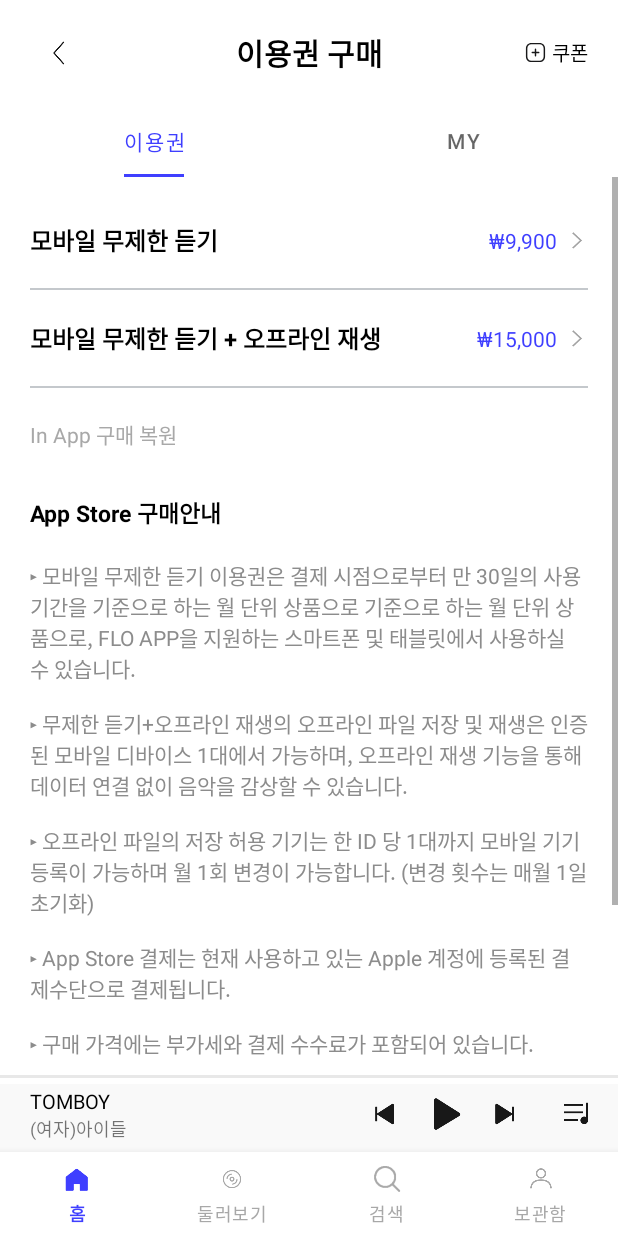
After one commit to joeun-01/flo, an Android app: the fragment VoucherFragment placed in its activity, on a phone screen of 412 x 824 dp. The commit adds this screen. Run offline under Robolectric (Android 15) with nearby library versions, the phone set to English and light mode, and no system bars; our stand-ins replace Room's generated code.

Commit message:
이용권 구매 창 생성

```diff
--- a/app/src/main/java/com/example/flo/ui/main/home/HomeFragment.kt
+++ b/app/src/main/java/com/example/flo/ui/main/home/HomeFragment.kt
@@ -20,6 +20,7 @@
 import com.example.flo.ui.main.MainActivity
 import com.example.flo.ui.main.album.AlbumFragment
 import com.example.flo.ui.main.album.AlbumRVAdapter
+import com.example.flo.ui.main.voucher.VoucherFragment
 import com.google.android.material.tabs.TabLayoutMediator
 import com.google.gson.Gson
 
@@ -46,6 +47,12 @@
         binding = FragmentHomeBinding.inflate(inflater, container, false)
 
         songDB = SongDatabase.getInstance(requireActivity())!!
+
+        // 이용권 구매 창으로 이동
+        binding.homePannelVoucherIv.setOnClickListener {
+            (context as MainActivity).supportFragmentManager.beginTransaction().replace(R.id.main_frm, VoucherFragment())
+            .commitAllowingStateLoss()
+        }
 
         // 배너 ViewPager 어뎁터 연결
         val bannerAdapter = BannerVPAdapter(this)
--- /dev/null
+++ b/app/src/main/java/com/example/flo/ui/main/voucher/VoucherBuyFragment.kt
@@ -0,0 +1,24 @@
+package com.example.flo.ui.main.voucher
+
+import android.os.Bundle
+import android.view.LayoutInflater
+import android.view.View
+import android.view.ViewGroup
+import androidx.fragment.app.Fragment
+import com.example.flo.databinding.FragmentVoucherBuyBinding
+
+class VoucherBuyFragment : Fragment() {
+
+    lateinit var binding : FragmentVoucherBuyBinding
+
+    override fun onCreateView(
+        inflater: LayoutInflater,
+        container: ViewGroup?,
+        savedInstanceState: Bundle?
+    ): View? {
+        binding = com.example.flo.databinding.FragmentVoucherBuyBinding.inflate(inflater, container, false)
+
+        return binding.root
+    }
+
+}
--- /dev/null
+++ b/app/src/main/java/com/example/flo/ui/main/voucher/VoucherFragment.kt
@@ -0,0 +1,43 @@
+package com.example.flo.ui.main.voucher
+
+import android.os.Bundle
+import android.view.LayoutInflater
+import android.view.View
+import android.view.ViewGroup
+import androidx.fragment.app.Fragment
+import com.example.flo.R
+import com.example.flo.databinding.FragmentVoucherBinding
+import com.example.flo.ui.main.home.HomeFragment
+import com.google.android.material.tabs.TabLayoutMediator
+
+class VoucherFragment : Fragment() {
+
+    lateinit var binding : FragmentVoucherBinding
+
+    private var tab = arrayListOf("이용권", "MY")
+
+    override fun onCreateView(
+        inflater: LayoutInflater,
+        container: ViewGroup?,
+        savedInstanceState: Bundle?
+    ): View? {
+        binding = FragmentVoucherBinding.inflate(inflater, container, false)
+
+        binding.voucherBackIv.setOnClickListener {  // 다시 HomeFragment로 돌아감
+            requireActivity().supportFragmentManager.beginTransaction().replace(R.id.main_frm, HomeFragment()).addToBackStack(null).commit()
+        }
+
+        // ViewPager 연결
+        val voucherVPAdapter = VoucherVPAdapter(this)
+        binding.voucherVoucherVp.adapter = voucherVPAdapter
+
+        // ViewPager와 TabLayout 연결
+        TabLayoutMediator(binding.voucherVoucherTb, binding.voucherVoucherVp) {
+            tab, position ->
+            tab.text = this.tab[position]
+        }.attach()
+
+        return binding.root
+    }
+
+}
--- /dev/null
+++ b/app/src/main/java/com/example/flo/ui/main/voucher/VoucherVPAdapter.kt
@@ -0,0 +1,17 @@
+package com.example.flo.ui.main.voucher
+
+import androidx.fragment.app.Fragment
+import androidx.viewpager2.adapter.FragmentStateAdapter
+import com.example.flo.ui.main.locker.SongfileFragment
+
+class VoucherVPAdapter(fragment: Fragment) : FragmentStateAdapter(fragment) {
+
+    override fun getItemCount(): Int = 2
+
+    override fun createFragment(position: Int): Fragment {
+        return when(position){
+            0 -> VoucherBuyFragment()
+            else -> SongfileFragment()
+        }
+    }
+}
--- /dev/null
+++ b/app/src/main/res/drawable/ic_add_square.xml
@@ -0,0 +1,18 @@
+<vector xmlns:android="http://schemas.android.com/apk/res/android"
+    android:width="24dp"
+    android:height="24dp"
+    android:viewportWidth="24"
+    android:viewportHeight="24">
+  <path
+      android:pathData="M12.5284,15.9096C12.3927,16.0454 12.2053,16.1295 11.9981,16.1288C11.5837,16.1288 11.2486,15.7937 11.2486,15.3793V8.6024C11.2486,8.188 11.5837,7.8529 11.9981,7.8529C12.4125,7.8529 12.7476,8.188 12.7476,8.6024V15.3793C12.7483,15.5865 12.6642,15.7739 12.5284,15.9096Z"
+      android:fillColor="#19191A"
+      android:fillType="evenOdd"/>
+  <path
+      android:pathData="M15.9204,12.5219C15.7846,12.6576 15.5972,12.7418 15.39,12.7411L8.6067,12.7404C8.1924,12.7404 7.8572,12.4052 7.8572,11.9908C7.8579,11.5758 8.1931,11.2406 8.6067,11.2413L15.39,11.242C15.8044,11.242 16.1396,11.5772 16.1396,11.9916C16.1403,12.1987 16.0554,12.3868 15.9204,12.5219Z"
+      android:fillColor="#19191A"
+      android:fillType="evenOdd"/>
+  <path
+      android:pathData="M7.665,3.5C5.135,3.5 3.5,5.233 3.5,7.916V16.084C3.5,18.767 5.135,20.5 7.665,20.5H16.333C18.864,20.5 20.5,18.767 20.5,16.084V7.916C20.5,5.233 18.864,3.5 16.334,3.5H7.665ZM16.333,22H7.665C4.276,22 2,19.622 2,16.084V7.916C2,4.378 4.276,2 7.665,2H16.334C19.723,2 22,4.378 22,7.916V16.084C22,19.622 19.723,22 16.333,22Z"
+      android:fillColor="#19191A"
+      android:fillType="evenOdd"/>
+</vector>
--- a/app/src/main/res/layout/activity_login.xml
+++ b/app/src/main/res/layout/activity_login.xml
@@ -291,7 +291,7 @@
             android:id="@+id/login_naver_iv"
             android:layout_width="40dp"
             android:layout_height="40dp"
-            android:src="@drawable/naver_44"
+            android:src="@drawable/ic_naver"
             android:layout_marginEnd="10dp"
             app:layout_constraintHorizontal_chainStyle="packed"
             app:layout_constraintTop_toTopOf="parent"
@@ -303,7 +303,7 @@
             android:id="@+id/login_kakao_iv"
             android:layout_width="40dp"
             android:layout_height="40dp"
-            android:src="@drawable/kakako_44"
+            android:src="@drawable/ic_kakao"
             android:layout_marginEnd="10dp"
             app:layout_constraintTop_toTopOf="parent"
             app:layout_constraintBottom_toBottomOf="parent"
@@ -314,7 +314,7 @@
             android:id="@+id/login_apple_iv"
             android:layout_width="40dp"
             android:layout_height="40dp"
-            android:src="@drawable/apple_44"
+            android:src="@drawable/ic_apple"
             app:layout_constraintTop_toTopOf="parent"
             app:layout_constraintBottom_toBottomOf="parent"
             app:layout_constraintStart_toEndOf="@id/login_kakao_iv"
--- a/app/src/main/res/layout/fragment_home.xml
+++ b/app/src/main/res/layout/fragment_home.xml
@@ -20,7 +20,6 @@
             app:layout_constraintEnd_toEndOf="parent"
             app:layout_constraintTop_toBottomOf="@+id/home_pannel_vp"/>
 
-
         <androidx.viewpager2.widget.ViewPager2
             android:id="@+id/home_pannel_vp"
             android:layout_width="match_parent"
@@ -30,30 +29,41 @@
             app:layout_constraintTop_toTopOf="parent" />
 
         <androidx.appcompat.widget.AppCompatImageView
-            android:id="@+id/home_pannel_btn_nugu_iv"
-            android:layout_width="35dp"
-            android:layout_height="35dp"
-            android:src="@drawable/btn_main_mike"
+            android:id="@+id/home_pannel_voucher_iv"
+            android:layout_width="50dp"
+            android:layout_height="wrap_content"
+            android:adjustViewBounds="true"
+            android:src="@drawable/ic_ticket"
+            android:layout_marginStart="20dp"
             android:layout_marginTop="20dp"
-            android:layout_marginEnd="15dp"
-            app:layout_constraintEnd_toStartOf="@+id/home_pannel_btn_ticket_iv"
+            app:layout_constraintStart_toStartOf="parent"
             app:layout_constraintTop_toTopOf="parent"/>
 
         <androidx.appcompat.widget.AppCompatImageView
-            android:id="@+id/home_pannel_btn_ticket_iv"
+            android:id="@+id/home_pannel_mike_iv"
             android:layout_width="35dp"
             android:layout_height="35dp"
-            android:src="@drawable/btn_main_ticket"
+            android:src="@drawable/ic_mike"
             android:layout_marginTop="20dp"
             android:layout_marginEnd="15dp"
-            app:layout_constraintEnd_toStartOf="@id/home_pannel_btn_setting_iv"
+            app:layout_constraintEnd_toStartOf="@+id/home_pannel_bell_iv"
             app:layout_constraintTop_toTopOf="parent"/>
 
         <androidx.appcompat.widget.AppCompatImageView
-            android:id="@+id/home_pannel_btn_setting_iv"
+            android:id="@+id/home_pannel_bell_iv"
             android:layout_width="35dp"
             android:layout_height="35dp"
-            android:src="@drawable/btn_main_setting"
+            android:src="@drawable/ic_mike"
+            android:layout_marginTop="20dp"
+            android:layout_marginEnd="15dp"
+            app:layout_constraintEnd_toStartOf="@id/home_pannel_setting_iv"
+            app:layout_constraintTop_toTopOf="parent"/>
+
+        <androidx.appcompat.widget.AppCompatImageView
+            android:id="@+id/home_pannel_setting_iv"
+            android:layout_width="35dp"
+            android:layout_height="35dp"
+            android:src="@drawable/ic_setting"
             android:layout_marginTop="20dp"
             android:layout_marginEnd="20dp"
             app:layout_constraintEnd_toEndOf="parent"
--- /dev/null
+++ b/app/src/main/res/layout/fragment_voucher.xml
@@ -0,0 +1,84 @@
+<?xml version="1.0" encoding="utf-8"?>
+<androidx.constraintlayout.widget.ConstraintLayout
+    xmlns:android="http://schemas.android.com/apk/res/android"
+    android:layout_width="match_parent"
+    android:layout_height="match_parent"
+    xmlns:app="http://schemas.android.com/apk/res-auto">
+
+    <androidx.appcompat.widget.AppCompatImageView
+        android:id="@+id/voucher_back_iv"
+        android:layout_width="40dp"
+        android:layout_height="40dp"
+        android:src="@drawable/btn_arrow_black"
+        android:layout_marginStart="20dp"
+        app:layout_constraintTop_toTopOf="@id/voucher_title_tv"
+        app:layout_constraintStart_toStartOf="parent"
+        app:layout_constraintBottom_toBottomOf="@id/voucher_title_tv"/>
+
+    <TextView
+        android:id="@+id/voucher_title_tv"
+        android:layout_width="wrap_content"
+        android:layout_height="wrap_content"
+        android:text="이용권 구매"
+        android:textSize="20sp"
+        android:textStyle="bold"
+        android:textColor="@color/black"
+        android:layout_marginTop="20dp"
+        app:layout_constraintTop_toTopOf="parent"
+        app:layout_constraintStart_toStartOf="parent"
+        app:layout_constraintEnd_toEndOf="parent"/>
+
+    <androidx.constraintlayout.widget.ConstraintLayout
+        android:id="@+id/voucher_add_coupon"
+        android:layout_width="wrap_content"
+        android:layout_height="wrap_content"
+        android:layout_marginEnd="20dp"
+        app:layout_constraintTop_toTopOf="@+id/voucher_title_tv"
+        app:layout_constraintBottom_toBottomOf="@+id/voucher_title_tv"
+        app:layout_constraintEnd_toEndOf="parent">
+
+        <androidx.appcompat.widget.AppCompatImageView
+            android:id="@+id/voucher_add_coupon_iv"
+            android:layout_width="15dp"
+            android:layout_height="15dp"
+            android:src="@drawable/ic_add_square"
+            app:layout_constraintStart_toStartOf="parent"
+            app:layout_constraintTop_toTopOf="parent"
+            app:layout_constraintBottom_toBottomOf="parent"/>
+
+        <TextView
+            android:id="@+id/voucher_add_coupon_tv"
+            android:layout_width="wrap_content"
+            android:layout_height="wrap_content"
+            android:text="쿠폰"
+            android:textColor="@color/black"
+            android:textSize="13sp"
+            android:layout_marginStart="3dp"
+            app:layout_constraintTop_toTopOf="parent"
+            app:layout_constraintBottom_toBottomOf="parent"
+            app:layout_constraintStart_toEndOf="@+id/voucher_add_coupon_iv"
+            app:layout_constraintEnd_toEndOf="parent"/>
+
+    </androidx.constraintlayout.widget.ConstraintLayout>
+
+    <com.google.android.material.tabs.TabLayout
+        android:id="@+id/voucher_voucher_tb"
+        android:layout_width="match_parent"
+        android:layout_height="wrap_content"
+        app:tabIndicatorFullWidth="false"
+        app:tabIndicatorColor="@color/flo"
+        app:tabSelectedTextColor="@color/flo"
+        app:tabRippleColor="#00ff0000"
+        android:layout_marginTop="20dp"
+        app:layout_constraintTop_toBottomOf="@id/voucher_title_tv"/>
+
+    <androidx.viewpager2.widget.ViewPager2
+        android:id="@+id/voucher_voucher_vp"
+        android:layout_width="match_parent"
+        android:layout_height="0dp"
+        app:layout_constraintTop_toBottomOf="@id/voucher_voucher_tb"
+        app:layout_constraintStart_toStartOf="parent"
+        app:layout_constraintEnd_toEndOf="parent"
+        app:layout_constraintBottom_toBottomOf="parent"/>
+
+</androidx.constraintlayout.widget.ConstraintLayout>
--- /dev/null
+++ b/app/src/main/res/layout/fragment_voucher_buy.xml
@@ -0,0 +1,148 @@
+<?xml version="1.0" encoding="utf-8"?>
+<ScrollView
+    xmlns:android="http://schemas.android.com/apk/res/android"
+    android:layout_width="match_parent"
+    android:layout_height="match_parent"
+    xmlns:app="http://schemas.android.com/apk/res-auto">
+
+    <androidx.constraintlayout.widget.ConstraintLayout
+        android:layout_width="match_parent"
+        android:layout_height="wrap_content"
+        android:layout_marginBottom="30dp">
+
+        <androidx.constraintlayout.widget.ConstraintLayout
+            android:id="@+id/voucher_buy_infinite"
+            android:layout_width="wrap_content"
+            android:layout_height="45dp"
+            android:layout_marginTop="30dp"
+            android:paddingHorizontal="20dp"
+            app:layout_constraintTop_toTopOf="parent"
+            app:layout_constraintStart_toStartOf="parent">
+
+            <TextView
+                android:id="@+id/voucher_buy_infinite_tv"
+                android:layout_width="wrap_content"
+                android:layout_height="wrap_content"
+                android:text="모바일 무제한 듣기"
+                android:textSize="16sp"
+                android:textStyle="bold"
+                android:textColor="@color/black"
+                app:layout_constraintStart_toStartOf="parent"
+                app:layout_constraintTop_toTopOf="parent"/>
+
+            <TextView
+                android:id="@+id/voucher_buy_infinite_price_tv"
+                android:layout_width="wrap_content"
+                android:layout_height="wrap_content"
+                android:text="₩9,900"
+                android:textColor="@color/flo"
+                android:layout_marginEnd="5dp"
+                app:layout_constraintEnd_toStartOf="@id/voucher_buy_infinite_more"
+                app:layout_constraintTop_toTopOf="@+id/voucher_buy_infinite_tv"
+                app:layout_constraintBottom_toBottomOf="@id/voucher_buy_infinite_tv"/>
+
+            <androidx.appcompat.widget.AppCompatImageView
+                android:id="@+id/voucher_buy_infinite_more"
+                android:layout_width="15dp"
+                android:layout_height="15dp"
+                android:src="@drawable/btn_arrow_more"
+                app:layout_constraintEnd_toEndOf="parent"
+                app:layout_constraintTop_toTopOf="@+id/voucher_buy_infinite_price_tv"
+                app:layout_constraintBottom_toBottomOf="@id/voucher_buy_infinite_price_tv"/>
+
+            <View
+                android:layout_width="match_parent"
+                android:layout_height="1dp"
+                android:background="#C4C8CC"
+                app:layout_constraintBottom_toBottomOf="parent"/>
+
+        </androidx.constraintlayout.widget.ConstraintLayout>
+
+        <androidx.constraintlayout.widget.ConstraintLayout
+            android:id="@+id/voucher_buy_infinite_offline"
+            android:layout_width="wrap_content"
+            android:layout_height="45dp"
+            android:paddingHorizontal="20dp"
+            android:layout_marginTop="20dp"
+            app:layout_constraintTop_toBottomOf="@+id/voucher_buy_infinite"
+            app:layout_constraintStart_toStartOf="parent">
+
+            <TextView
+                android:id="@+id/voucher_buy_infinite_offline_tv"
+                android:layout_width="wrap_content"
+                android:layout_height="wrap_content"
+                android:text="모바일 무제한 듣기 + 오프라인 재생"
+                android:textSize="16sp"
+                android:textStyle="bold"
+                android:textColor="@color/black"
+                app:layout_constraintStart_toStartOf="parent"
+                app:layout_constraintTop_toTopOf="parent"/>
+
+            <TextView
+                android:id="@+id/voucher_buy_infinite_offline_price_tv"
+                android:layout_width="wrap_content"
+                android:layout_height="wrap_content"
+                android:text="₩15,000"
+                android:textColor="@color/flo"
+                android:layout_marginEnd="5dp"
+                app:layout_constraintEnd_toStartOf="@id/voucher_buy_infinite_offline_more"
+                app:layout_constraintTop_toTopOf="@+id/voucher_buy_infinite_offline_tv"
+                app:layout_constraintBottom_toBottomOf="@id/voucher_buy_infinite_offline_tv"/>
+
+            <androidx.appcompat.widget.AppCompatImageView
+                android:id="@+id/voucher_buy_infinite_offline_more"
+                android:layout_width="15dp"
+                android:layout_height="15dp"
+                android:src="@drawable/btn_arrow_more"
+                app:layout_constraintEnd_toEndOf="parent"
+                app:layout_constraintTop_toTopOf="@+id/voucher_buy_infinite_offline_price_tv"
+                app:layout_constraintBottom_toBottomOf="@id/voucher_buy_infinite_offline_price_tv"/>
+
+            <View
+                android:layout_width="match_parent"
+                android:layout_height="1dp"
+                android:background="#C4C8CC"
+                app:layout_constraintBottom_toBottomOf="parent"/>
+
+        </androidx.constraintlayout.widget.ConstraintLayout>
+
+        <TextView
+            android:id="@+id/voucher_buy_restore_tv"
+            android:layout_width="wrap_content"
+            android:layout_height="wrap_content"
+            android:text="In App 구매 복원"
+            android:textColor="@color/gray_color"
+            android:layout_marginTop="20dp"
+            android:layout_marginStart="20dp"
+            app:layout_constraintTop_toBottomOf="@+id/voucher_buy_infinite_offline"
+            app:layout_constraintStart_toStartOf="parent"/>
+
+        <TextView
+            android:id="@+id/voucher_buy_information_title_tv"
+            android:layout_width="wrap_content"
+            android:layout_height="wrap_content"
+            android:text="App Store 구매안내"
+            android:textStyle="bold"
+            android:textSize="15sp"
+            android:textColor="@color/black"
+            android:layout_marginTop="30dp"
+            android:layout_marginStart="20dp"
+            app:layout_constraintTop_toBottomOf="@id/voucher_buy_restore_tv"
+            app:layout_constraintStart_toStartOf="parent"/>
+
+        <TextView
+            android:id="@+id/voucher_buy_information_tv"
+            android:layout_width="wrap_content"
+            android:layout_height="wrap_content"
+            android:text="@string/app_store_buy_information"
+            android:textColor="@color/middle_gray"
+            android:layout_marginTop="20dp"
+            android:paddingHorizontal="20dp"
+            android:paddingBottom="30dp"
+            app:layout_constraintTop_toBottomOf="@+id/voucher_buy_information_title_tv"
+            app:layout_constraintStart_toStartOf="parent"
+            app:layout_constraintEnd_toEndOf="parent"/>
+
+    </androidx.constraintlayout.widget.ConstraintLayout>
+
+</ScrollView>
--- a/app/src/main/res/values/colors.xml
+++ b/app/src/main/res/values/colors.xml
@@ -9,6 +9,8 @@
     <color name="teal_700">#FF018786</color>
     <color name="black">#FF000000</color>
     <color name="white">#FFFFFFFF</color>
+    <color name="light_gray">#BDBDBD</color>
+    <color name="middle_gray">#8C8C8C</color>
 
     <color name="colorPrimary">#9cbee2</color>
     <color name="colorPrimaryDark">#062342</color>
@@ -21,6 +23,8 @@
     <color name="song_player">#3f3fff</color>
     <color name="song_player_bg">#a8a8a8</color>
 
+    <color name="tab_select">#3F0099</color>
+
     <color name="form_error">#F11818</color>
 
 </resources>
--- a/app/src/main/res/values/strings.xml
+++ b/app/src/main/res/values/strings.xml
@@ -1,5 +1,6 @@
 <resources>
     <string name="app_name">FLO</string>
+
     <string name="LILIC_album_introduce">\'아이유(IU)\' 정규 5집 [LILAC]
         \n\n\"안녕 꽃잎 같은 안녕\"
         \n\"내 맘에 아무 의문이 없어 난 이 다음으로 가요\"
@@ -12,4 +13,16 @@
         써니 비주얼(Coin)이 함께 참여하여 각각의 개성 있고 감각적인 영상들과 아이유의 음악이 만나 막강한 시너지를 발휘했다.
         \n\n앨범명과 함께 타이틀 곡 제목에 사용한 \'라일락\' 꽃의 꽃말은 \'첫사랑\', 그리고 \'젊은 날의 추억\'이다.
         20대의 첫 페이지부터 마지막 페이지까지 지켜봐 준 모든 이들에게 감사함을 담아 화려하고, 그리고 조금은 쓸쓸하기도 한 아이유만의 인사를 전한다.</string>
+
+    <string name="app_store_buy_information">▸ 모바일 무제한 듣기 이용권은 결제 시점으로부터 만 30일의 사용기간을 기준으로 하는 월 단위 상품으로
+        기준으로 하는 월 단위 상품으로, FLO APP을 지원하는 스마트폰 및 태블릿에서 사용하실 수 있습니다.
+        \n\n▸ 무제한 듣기+오프라인 재생의 오프라인 파일 저장 및 재생은 인증 된 모바일 디바이스 1대에서 가능하며, 오프라인 재생 기능을 통해 데이터 연결 없이
+        음악을 감상할 수 있습니다.
+        \n\n▸ 오프라인 파일의 저장 허용 기기는 한 ID 당 1대까지 모바일 기기 등록이 가능하며 월 1회 변경이 가능합니다. (변경 횟수는 매월 1일 초기화)
+        \n\n▸ App Store 결제는 현재 사용하고 있는 Apple 계정에 등록된 결제수단으로 결제됩니다.
+        \n\n▸ 구매 가격에는 부가세와 결제 수수료가 포함되어 있습니다.
+        \n\n▸ 이용권 결제 금액에 대한 확인 및 환불은 Apple Store를 통해 가능하며, FLO에는 결제 금액 확인 및 환불 처리가 불가합니다.
+        관련 문의는 Apple 고객센터(080-333-4000)으로 부탁드립니다.
+        \n\n▸ 음원 관리사의 요청으로 특정 음원의 경우 서비스 이용이 제한될 수 있습니다.
+    </string>
 </resources>
```
Also changed, not shown: app/src/main/res/drawable/btn_nugu.png (deleted), app/src/main/res/drawable/ic_apple.png (renamed from app/src/main/res/drawable/apple_44.png), app/src/main/res/drawable/ic_bell.png (added), app/src/main/res/drawable/ic_kakao.png (renamed from app/src/main/res/drawable/kakako_44.png), app/src/main/res/drawable/ic_main_twitter_btn.png (deleted), app/src/main/res/drawable/ic_mike.png (renamed from app/src/main/res/drawable/btn_main_mike.png), app/src/main/res/drawable/ic_naver.png (renamed from app/src/main/res/drawable/naver_44.png), app/src/main/res/drawable/ic_setting.png (renamed from app/src/main/res/drawable/btn_main_setting.png), app/src/main/res/drawable/ic_ticket.png (renamed from app/src/main/res/drawable/btn_main_ticket.png).
